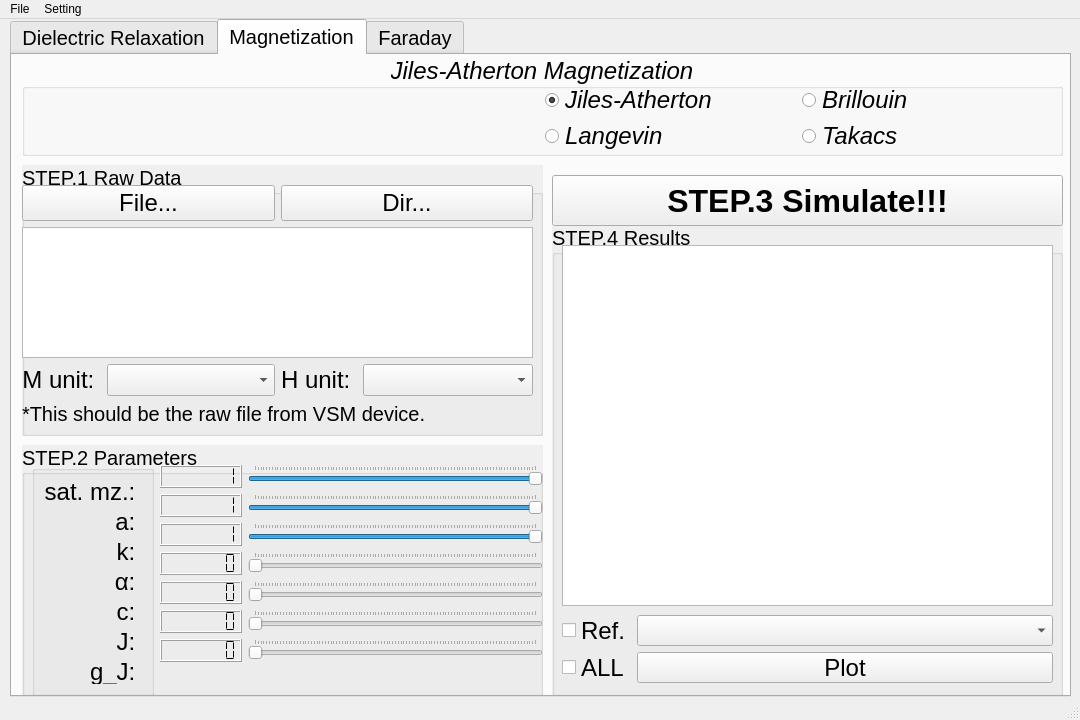
First picture: the form in app/ui/simulator_ui.ui, repository obliviousgarden/DataProcessingPlatform, before the edit.
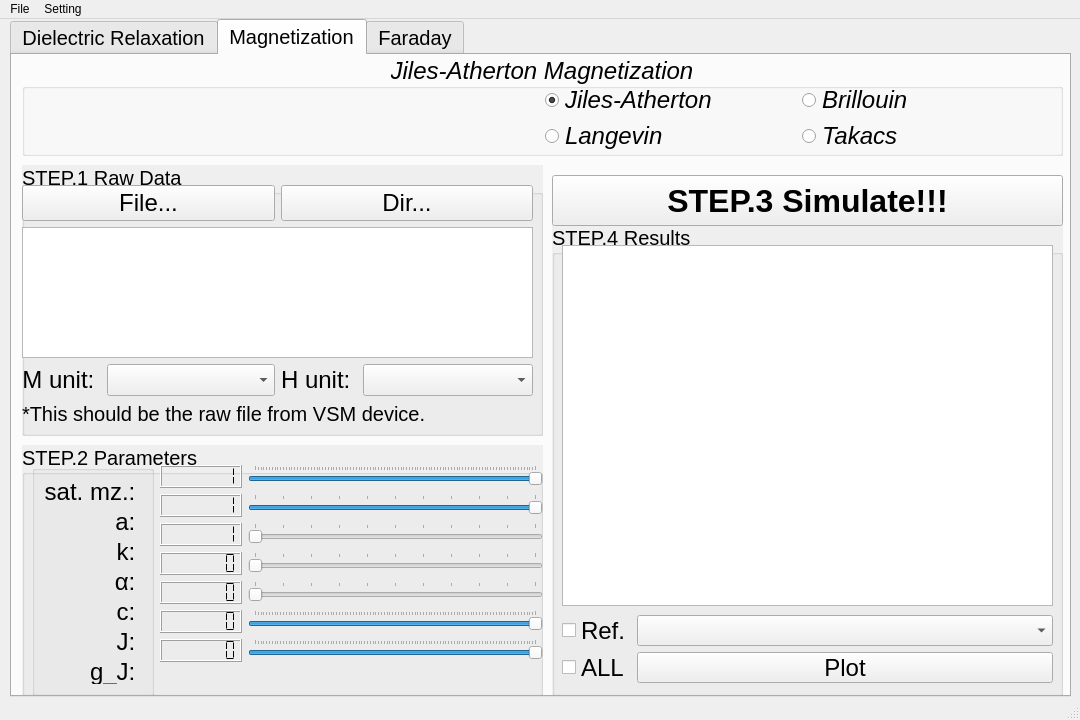
Second picture: the form after the edit. Icons and pictures are not drawn.

What changed in the file:
```diff
--- a/app/ui/simulator_ui.ui
+++ b/app/ui/simulator_ui.ui
@@ -1282,10 +1282,10 @@
              <number>100</number>
             </property>
             <property name="singleStep">
-             <number>1</number>
+             <number>10</number>
             </property>
             <property name="pageStep">
-             <number>5</number>
+             <number>10</number>
             </property>
             <property name="value">
              <number>100</number>
@@ -1335,10 +1335,10 @@
              <number>100</number>
             </property>
             <property name="singleStep">
-             <number>1</number>
+             <number>10</number>
             </property>
             <property name="pageStep">
-             <number>2</number>
+             <number>10</number>
             </property>
             <property name="value">
              <number>0</number>
@@ -1375,8 +1375,11 @@
             <property name="maximum">
              <number>100</number>
             </property>
+            <property name="singleStep">
+             <number>10</number>
+            </property>
             <property name="pageStep">
-             <number>5</number>
+             <number>10</number>
             </property>
             <property name="value">
              <number>0</number>
@@ -1419,6 +1422,9 @@
             <property name="pageStep">
              <number>2</number>
             </property>
+            <property name="value">
+             <number>100</number>
+            </property>
             <property name="orientation">
              <enum>Qt::Horizontal</enum>
             </property>
@@ -1455,7 +1461,10 @@
              <number>1</number>
             </property>
             <property name="pageStep">
-             <number>2</number>
+             <number>5</number>
+            </property>
+            <property name="value">
+             <number>100</number>
             </property>
             <property name="orientation">
              <enum>Qt::Horizontal</enum>
@@ -1493,13 +1502,13 @@
              <number>100</number>
             </property>
             <property name="singleStep">
-             <number>1</number>
+             <number>10</number>
             </property>
             <property name="pageStep">
-             <number>5</number>
+             <number>10</number>
             </property>
             <property name="value">
-             <number>100</number>
+             <number>0</number>
             </property>
             <property name="orientation">
              <enum>Qt::Horizontal</enum>
```
